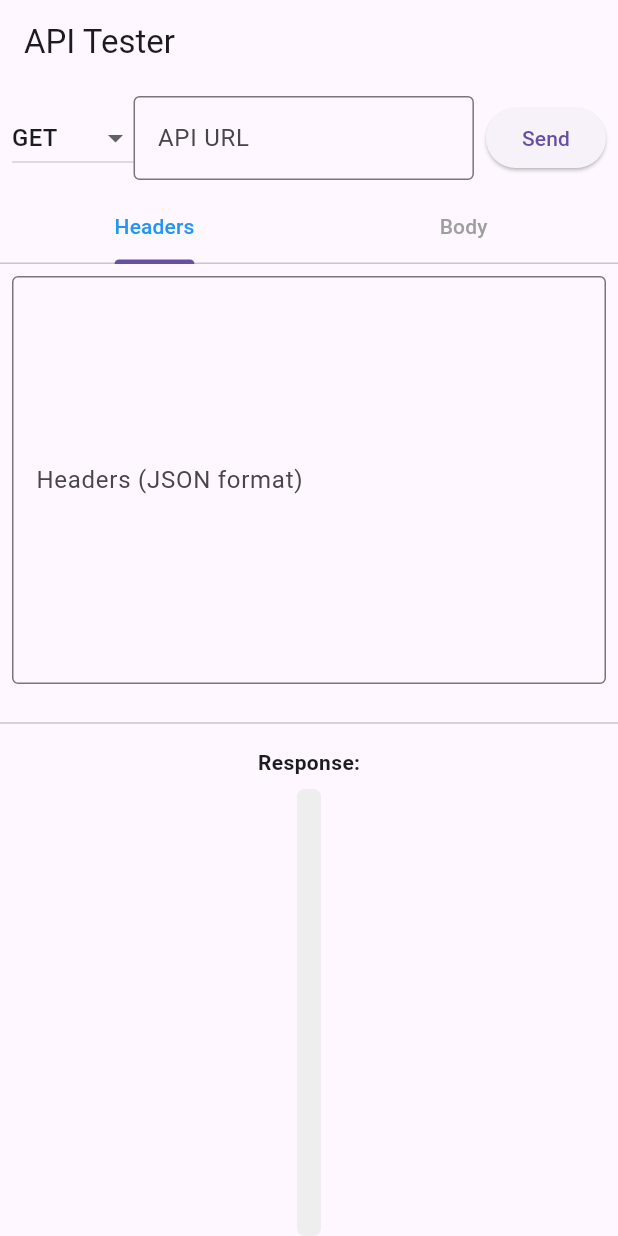
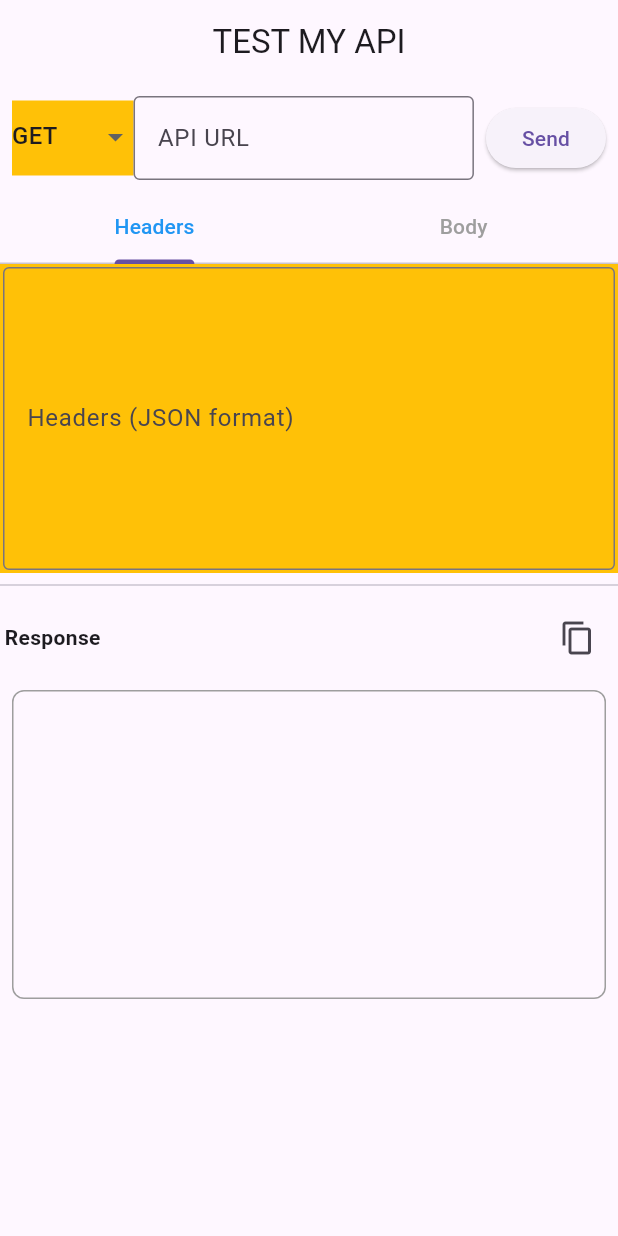
Before and after one commit to neelakandanz/Test-My-Api, a Flutter app: the screen it shows after launch, on a phone screen of 412 x 824 dp. Run offline on Flutter 3.47's test engine with Material 3 defaults, Android fonts, the phone set to English and light mode, and no system bars; our stand-ins replace dio.

Commit message:
code refactored

```diff
--- a/lib/app/mvc/view/home_screen.dart
+++ b/lib/app/mvc/view/home_screen.dart
@@ -2,7 +2,10 @@ import 'dart:convert';
 
 import 'package:flutter/material.dart';
 
+import '../../utils/copyutils.dart';
+import '../../utils/pretty_json.dart';
 import '../controller/api_controller.dart';
+import 'widget/response_viewer.dart';
 
 class ApiTesterHome extends StatefulWidget {
   const ApiTesterHome({super.key});
@@ -77,23 +80,32 @@ class ApiTesterHomeState extends State<ApiTesterHome>
   @override
   Widget build(BuildContext context) {
     return Scaffold(
-      appBar: AppBar(title: const Text('API Tester')),
+      appBar: AppBar(
+        title: const Text('TEST MY API'),
+        centerTitle: true,
+      ),
       body: Column(
         children: [
           Padding(
             padding: const EdgeInsets.all(8.0),
             child: Row(
               children: [
-                DropdownButton<String>(
+                Container(
+                  height: 50,
+                  color: Colors.amber,
+                  child: DropdownButton<String>(
+                    underline: Container(),
                     value: _selectedMethod,
                     items: _methods.map((method) {
-                    return DropdownMenuItem(value: method, child: Text(method));
+                      return DropdownMenuItem(
+                          value: method, child: Text(method));
                     }).toList(),
                     onChanged: (value) {
                       setState(() {
                         _selectedMethod = value!;
                       });
                     },
+                  ),
                 ),
                 Expanded(
                   child: TextField(
@@ -121,12 +133,15 @@ class ApiTesterHomeState extends State<ApiTesterHome>
               Tab(text: 'Body'),
             ],
           ),
-          Expanded(
+          Container(
+            color: Colors.amber,
+            height: MediaQuery.of(context).size.height / 4,
+            width: MediaQuery.of(context).size.width,
             child: TabBarView(
               controller: _tabController,
               children: [
                 Padding(
-                  padding: const EdgeInsets.all(8.0),
+                  padding: const EdgeInsets.all(2.0),
                   child: TextField(
                     controller: _headersController,
                     maxLines: 10,
@@ -138,7 +153,7 @@ class ApiTesterHomeState extends State<ApiTesterHome>
                   ),
                 ),
                 Padding(
-                  padding: const EdgeInsets.all(8.0),
+                  padding: const EdgeInsets.all(2.0),
                   child: TextField(
                     controller: _bodyController,
                     maxLines: 10,
@@ -153,25 +168,26 @@ class ApiTesterHomeState extends State<ApiTesterHome>
             ),
           ),
           const Divider(),
-          const Padding(
-            padding: EdgeInsets.all(8.0),
-            child: Text('Response:',
-                style: TextStyle(fontWeight: FontWeight.bold)),
+          Padding(
+            padding: const EdgeInsets.all(3.0),
+            child: Row(
+              mainAxisAlignment: MainAxisAlignment.spaceBetween,
+              children: [
+                const Text(
+                  'Response',
+                  style: TextStyle(fontWeight: FontWeight.bold),
                 ),
-          Expanded(
-            child: Container(
-              padding: const EdgeInsets.all(8),
-              decoration: BoxDecoration(
-                color: Colors.grey[200],
-                borderRadius: BorderRadius.circular(5),
-              ),
-              child: SingleChildScrollView(
-                child: Text(
-                  _response,
-                  style: const TextStyle(fontSize: 14),
+                IconButton(
+                    onPressed: () {
+                      final formattedResponse = formatResponse(_response);
+                      CopyUtils.copyToClipboard(context, formattedResponse);
+                    },
+                    icon: const Icon(Icons.copy))
+              ],
             ),
           ),
-            ),
+          ResponseViewer(
+            response: _response,
           ),
         ],
       ),
--- a/lib/app/mvc/view/widget/response_viewer.dart
+++ b/lib/app/mvc/view/widget/response_viewer.dart
@@ -1,27 +1,40 @@
 import 'package:flutter/material.dart';
+
+import '../../../utils/pretty_json.dart';
 
 class ResponseViewer extends StatelessWidget {
   final String response;
 
   const ResponseViewer({
-    Key? key,
+    super.key,
     required this.response,
-  }) : super(key: key);
+  });
 
   @override
   Widget build(BuildContext context) {
-    return Container(
-      margin: const EdgeInsets.all(8.0),
+    // Use the reusable formatResponse function
+    final formattedResponse = formatResponse(response);
+
+    return Padding(
       padding: const EdgeInsets.all(8.0),
-      decoration: BoxDecoration(
-        color: Colors.grey[200],
-        borderRadius: BorderRadius.circular(8),
-        border: Border.all(color: Colors.grey),
-      ),
-      child: SingleChildScrollView(
-        child: SelectableText(
-          response.isEmpty ? 'No response yet' : response,
-          style: TextStyle(fontSize: 14),
+      child: Container(
+        height: MediaQuery.of(context).size.height /4,
+        width: MediaQuery.of(context).size.width,
+        decoration: BoxDecoration(
+          border: Border.all(color: Colors.grey),
+          borderRadius: BorderRadius.circular(8),
+        ),
+        padding: const EdgeInsets.all(8),
+        child: Expanded(
+          child: SingleChildScrollView(
+            child: SelectableText(
+              formattedResponse,
+              style: const TextStyle(
+                fontSize: 14,
+                fontFamily: 'Courier', // Monospaced font for better readability
+              ),
+            ),
+          ),
         ),
       ),
     );
--- /dev/null
+++ b/lib/app/utils/copyutils.dart
@@ -0,0 +1,15 @@
+import 'package:flutter/material.dart';
+import 'package:flutter/services.dart';
+
+class CopyUtils {
+  /// Copies the given [text] to the clipboard and shows a [SnackBar] confirmation.
+  static void copyToClipboard(BuildContext context, String text) {
+    Clipboard.setData(ClipboardData(text: text));
+    ScaffoldMessenger.of(context).showSnackBar(
+      const SnackBar(
+        content: Text('Copied to clipboard!'),
+        duration: Duration(seconds: 2),
+      ),
+    );
+  }
+}
--- /dev/null
+++ b/lib/app/utils/pretty_json.dart
@@ -0,0 +1,13 @@
+import 'dart:convert';
+
+/// Formats a given response string as pretty JSON if valid, or returns the raw string otherwise.
+String formatResponse(String response) {
+  try {
+    // Attempt to decode and format the response as JSON
+    final decodedJson = json.decode(response);
+    return const JsonEncoder.withIndent('  ').convert(decodedJson);
+  } catch (e) {
+    // If not JSON, return the raw response
+    return response;
+  }
+}
--- a/lib/main.dart
+++ b/lib/main.dart
@@ -11,9 +11,10 @@ class ApiTesterApp extends StatelessWidget {
   @override
   Widget build(BuildContext context) {
     return MaterialApp(
+      debugShowCheckedModeBanner: false,
       title: 'API Tester',
       theme: ThemeData(primarySwatch: Colors.blue),
-      home:  ApiTesterHome(),
+      home:  const ApiTesterHome(),
     );
   }
 }
```
Lines whose indentation alone changed are shown as unchanged.
